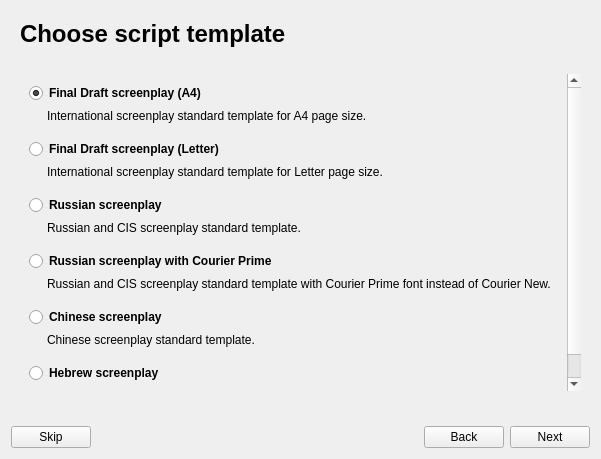
Above: src/bin/scenarist-desktop/UserInterfaceLayer/Onboarding/OnboardingView.ui from dimkanovikov/KITScenarist before the change. Below: the same form after it.
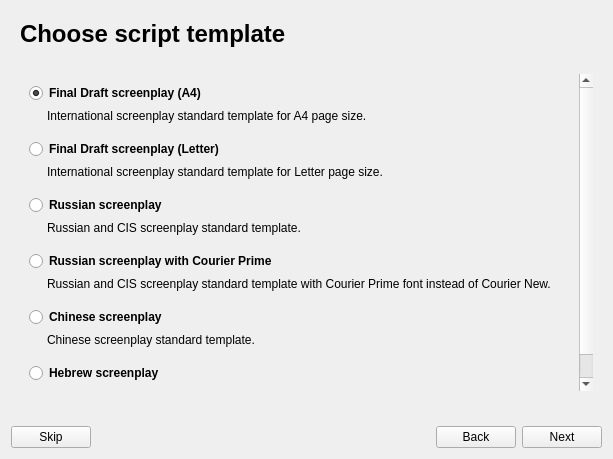
That is the form after the change. The open tabs and pages were chosen to show the change. Custom widgets are drawn as their Qt base class.

```diff
--- a/src/bin/scenarist-desktop/UserInterfaceLayer/Onboarding/OnboardingView.ui
+++ b/src/bin/scenarist-desktop/UserInterfaceLayer/Onboarding/OnboardingView.ui
@@ -6,7 +6,7 @@
    <rect>
     <x>0</x>
     <y>0</y>
-    <width>597</width>
+    <width>613</width>
     <height>459</height>
    </rect>
   </property>
@@ -644,8 +644,8 @@
            <rect>
             <x>0</x>
             <y>0</y>
-            <width>257</width>
-            <height>393</height>
+            <width>297</width>
+            <height>472</height>
            </rect>
           </property>
           <layout class="QGridLayout" name="gridLayout_9">
```
Left out of the diff: 2 changed lines with no effect on the pictures.
